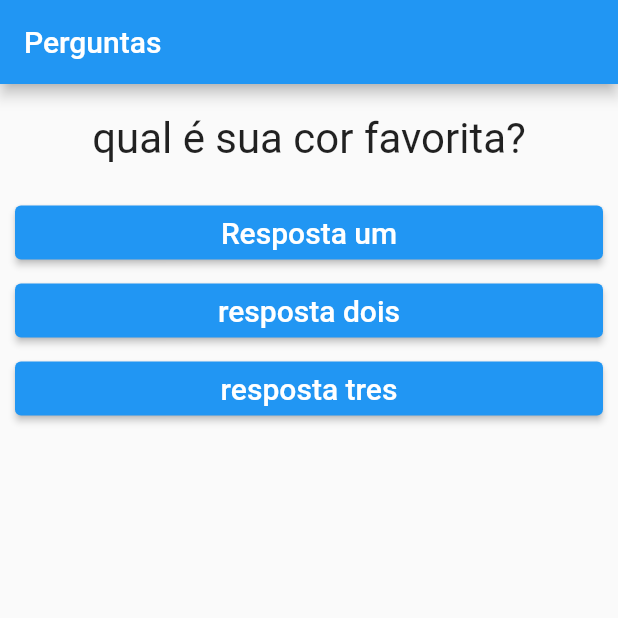
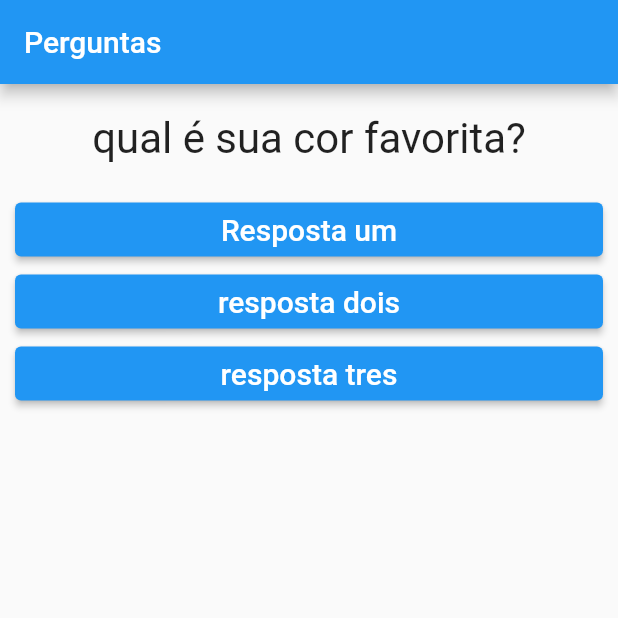
Before and after one commit to isaac545454/flutter_quiz, a Flutter app: the screen it shows after launch, on a phone screen of 412 x 824 dp, the top half of it. Run offline on Flutter 3.47's test engine with Material 2 defaults, Android fonts, the phone set to English and light mode, and no system bars.

```diff
--- a/lib/button.dart
+++ b/lib/button.dart
@@ -3,15 +3,17 @@ import 'package:flutter/material.dart';
 
 class ResponseQuestion extends StatelessWidget {
   final String text;
-  ResponseQuestion(this.text);
+  final void Function() onPress;
+
+  ResponseQuestion(this.text, this.onPress);
 
   @override
   Widget build(BuildContext context) {
     return Container(
       width: double.infinity,
-      margin: EdgeInsets.fromLTRB(10, 2, 10, 2),
+      margin: EdgeInsets.fromLTRB(10, 0, 10, 0),
       child: ElevatedButton(
-        onPressed: () => {},
+        onPressed: onPress,
         child: Text(text, style: TextStyle(fontSize: 20)),
       ),
     );
--- a/lib/main.dart
+++ b/lib/main.dart
@@ -33,9 +33,9 @@ class _ToRespondAppState extends State<Quiz> {
         body: Column(
           children: <Widget>[
             Question(question[_toRespondSelected]),
-            ResponseQuestion("Resposta um"),
-            ResponseQuestion("resposta dois"),
-            ResponseQuestion("resposta tres"),
+            ResponseQuestion("Resposta um", _toRespond),
+            ResponseQuestion("resposta dois", _toRespond),
+            ResponseQuestion("resposta tres", _toRespond),
           ],
         ),
       ),
```
